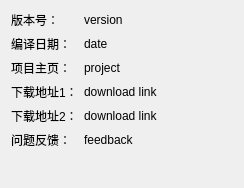
PPJUST/OnlyUnzip, file components/page_about/res/about.ui: the form before one commit.
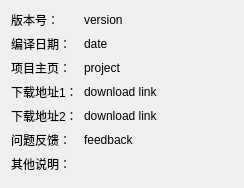
The form after the commit.

Diff of the .ui file:
```diff
--- a/components/page_about/res/about.ui
+++ b/components/page_about/res/about.ui
@@ -98,6 +98,20 @@
      </property>
     </widget>
    </item>
+   <item row="6" column="0">
+    <widget class="QLabel" name="label_3">
+     <property name="text">
+      <string>其他说明：</string>
+     </property>
+    </widget>
+   </item>
+   <item row="6" column="1">
+    <widget class="QLabel" name="label_other">
+     <property name="text">
+      <string/>
+     </property>
+    </widget>
+   </item>
   </layout>
  </widget>
  <resources/>
```
